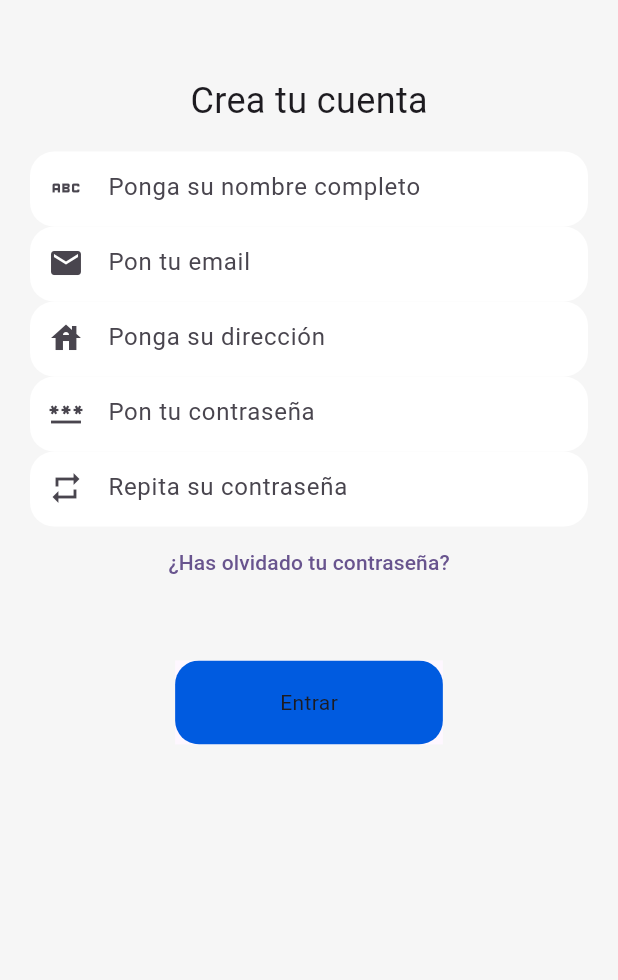
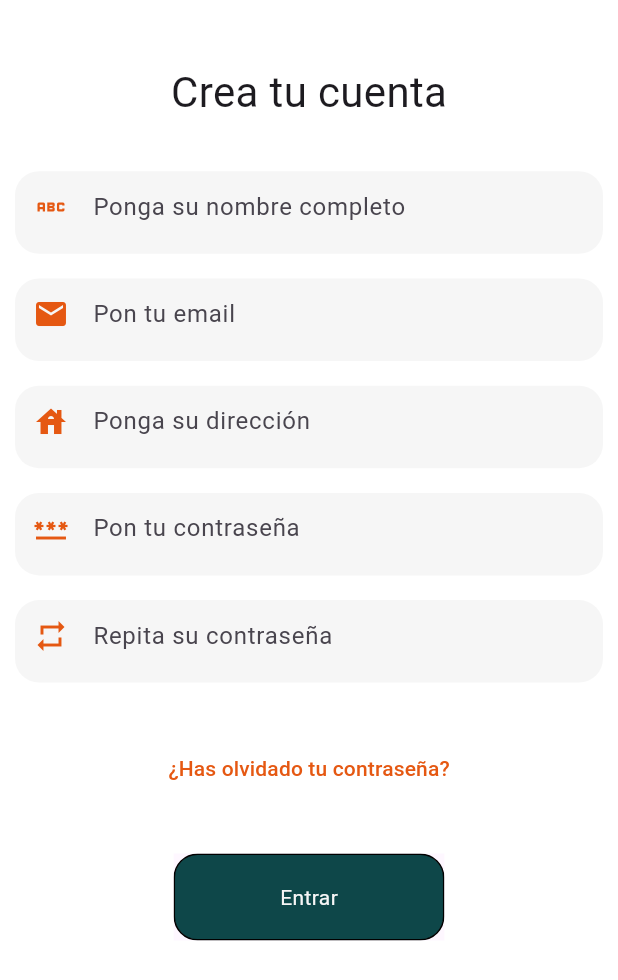
Before and after one commit to vstrom650xt/ecommerceFlutter, a Flutter app: the screen it shows after launch, on a phone screen of 412 x 824 dp. Shown: the top 980 px of the screen. Run offline on Flutter 3.47's test engine with Material 3 defaults, Android fonts, the phone set to English and light mode, and no system bars; our stand-ins replace animated_text_kit, getwidget, go_router; generated files the repository leaves out were written again; Roboto replaces fonts that are missing (Sans Serif).

Commit message:
sign in faltan alerts y limpiar inputs

```diff
--- a/lib/constant/AppColors.dart
+++ b/lib/constant/AppColors.dart
@@ -1,10 +1,14 @@
 import 'package:flutter/material.dart';
 
 class AppColors {
-  static const Color backColor = Color(0xffF6F6F6);
-  static const Color mainBlueColor = Color(0xff005BE0);
-  static const Color blueDarkColor = Color(0xff252B5C);
-  static const Color textColor = Color(0xff53587A);
-  static const Color greyColor = Color(0xffAAAAAA);
-  static const Color whiteColor = Color(0xffFFFFFF);
+  static const Color WHITE = Color(0xffF6F6F6);
+  static const Color DARKGREEN = Color(0xff002626);
+  static const Color MIDNIGHTGREEN = Color(0xff0E4749);
+  static const Color YELLOWGREEN = Color(0xff95C623);
+  static const Color PERSIMON = Color(0xffE55812);
+  static const Color ALABASTER = Color(0xffedddc2);
+
+
+
+
 }
--- a/lib/responsive/dimension.dart
+++ /dev/null
@@ -1,2 +0,0 @@
-const mobileWidth = 600;
-const desktopWidth = 1000;
--- a/lib/screens/sigin/SignIn.dart
+++ b/lib/screens/sigin/SignIn.dart
@@ -1,98 +1,127 @@
 import 'package:flutter/material.dart';
+import 'package:flutter_gen/gen_l10n/app_localizations.dart';
+import 'package:ecommerce/constant/AppColors.dart';
 import 'package:ecommerce/responsive/ResponsiveWidget.dart';
-import 'package:flutter_gen/gen_l10n/app_localizations.dart';
 import 'package:ecommerce/screens/sigin/SignInWidgets.dart';
-import '../../constant/AppColors.dart';
 
 class SignIn extends StatelessWidget {
   const SignIn({Key? key}) : super(key: key);
 
   @override
   Widget build(BuildContext context) {
-    final double height = MediaQuery.of(context).size.height;
-    final double width = MediaQuery.of(context).size.width;
+    final double height = MediaQuery
+        .of(context)
+        .size
+        .height;
     final TextEditingController _nameController = TextEditingController();
     final TextEditingController _emailController = TextEditingController();
     final TextEditingController _addressController = TextEditingController();
     final TextEditingController _passwordController = TextEditingController();
-    final TextEditingController _repeatPasswordController = TextEditingController();
+    final TextEditingController _repeatPasswordController =
+    TextEditingController();
 
-     var list = [_nameController, _emailController , _addressController,_passwordController,_repeatPasswordController];
-
+    var list = [
+      _nameController,
+      _emailController,
+      _addressController,
+      _passwordController,
+      _repeatPasswordController
+    ];
 
     final SignInWidgets signInWidgets = SignInWidgets();
 
     return Scaffold(
       backgroundColor: Colors.white,
-      body: SizedBox(
-        height: height,
-        width: width,
-        child: Row(
+      body: ResponsiveWidget(
+        largeScreen: Row(
           crossAxisAlignment: CrossAxisAlignment.start,
-          mainAxisAlignment: MainAxisAlignment.start,
           children: [
-            ResponsiveWidget.isSmallScreen(context)
-                ? const SizedBox()
-                : Expanded(
+            Expanded(
               child: Container(
-                        color: Colors.blue,
-                        child: signInWidgets.buildCircleImage(context)),
+                color: AppColors.MIDNIGHTGREEN,
+                child: signInWidgets.buildCircleImage(context),
+              ),
             ),
             Expanded(
               flex: 2,
               child: Container(
-                height: height,
-                color: AppColors.backColor,
-                child: Container(
+                color: AppColors.WHITE,
                 padding:
                 const EdgeInsets.symmetric(horizontal: 20, vertical: 30),
+                child: _buildSignInForm(context, height, list, signInWidgets),
+              ),
+            ),
+          ],
+        ),
+        mediumScreen: _buildSignInForm(context, height, list, signInWidgets),
+        smallScreen: _buildSignInForm(context, height, list, signInWidgets),
+      ),
+    );
+  }
+
+  Widget _buildSignInForm(BuildContext context, double height,
+      List<TextEditingController> list, SignInWidgets signInWidgets) {
+    final TextEditingController _nameController = TextEditingController();
+    final TextEditingController _emailController = TextEditingController();
+    final TextEditingController _addressController = TextEditingController();
+    final TextEditingController _passwordController = TextEditingController();
+    final TextEditingController _repeatPasswordController =
+    TextEditingController();
+    return Expanded(
+      child: Padding(
+        padding: const EdgeInsets.only(right: 10, left: 10),
+        child: SizedBox(
+          height: height,
+          child: SingleChildScrollView(
             child: Column(
               crossAxisAlignment: CrossAxisAlignment.start,
               children: [
-                      SizedBox(height: height * 0.025),
+                SizedBox(height: height * 0.05),
                 signInWidgets.buildTitle(context),
-                      SizedBox(height: height * 0.02),
+                SizedBox(height: height * 0.04),
                 signInWidgets.buildField(
                     context,
                     AppLocalizations.of(context)!.putName,
                     Icons.abc,
                     false,
                     _nameController),
+                SizedBox(height: height * 0.02),
                 signInWidgets.buildField(
                     context,
                     AppLocalizations.of(context)!.enterEmail,
                     Icons.email,
                     false,
                     _emailController),
+                SizedBox(height: height * 0.02),
                 signInWidgets.buildField(
                     context,
                     AppLocalizations.of(context)!.putAddress,
                     Icons.house,
                     false,
                     _addressController),
+                SizedBox(height: height * 0.02),
                 signInWidgets.buildField(
                     context,
                     AppLocalizations.of(context)!.enterPassword,
                     Icons.password,
                     false,
                     _passwordController),
+                SizedBox(height: height * 0.02),
                 signInWidgets.buildField(
                     context,
                     AppLocalizations.of(context)!.repeatPassword,
                     Icons.repeat,
                     false,
                     _repeatPasswordController),
+                SizedBox(height: height * 0.04),
                 signInWidgets.buildForgotPasswordButton(context),
-                      SizedBox(height: height * 0.05),
-                      signInWidgets.buildSignInButton(context,list),
+                SizedBox(height: height * 0.04),
+                signInWidgets.buildSignInButton(context, list),
               ],
             ),
           ),
         ),
       ),
-          ],
-        ),
-      ),
     );
   }
 }
--- a/lib/screens/sigin/SignInWidgets.dart
+++ b/lib/screens/sigin/SignInWidgets.dart
@@ -1,5 +1,6 @@
 import 'package:ecommerce/apicalls/ApiUser.dart';
 import 'package:ecommerce/constant/baseurls.dart';
+import 'package:ecommerce/shared/CustomAlert.dart';
 import 'package:flutter/material.dart';
 import 'package:flutter_gen/gen_l10n/app_localizations.dart';
 import 'package:getwidget/getwidget.dart';
@@ -11,7 +12,8 @@ class SignInWidgets {
       child: Text(
         AppLocalizations.of(context)!.createAccount,
         style: const TextStyle(
-          fontSize: 24,
+          fontSize: 28,
+          fontFamily: 'Sans Serif',
         ),
       ),
     );
@@ -23,20 +25,25 @@ class SignInWidgets {
 
     return Center(
       child: Container(
-        height: 50.0,
+        height: 55.0,
         width: width,
         decoration: BoxDecoration(
           borderRadius: BorderRadius.circular(16.0),
-          color: AppColors.whiteColor,
+          color: AppColors.WHITE,
+          // border: Border.all(color: AppColors.PERSIMON)
         ),
         child: TextFormField(
           controller: controller,
           obscureText: obscureText,
           decoration: InputDecoration(
             border: InputBorder.none,
-            prefixIcon: Icon(iconData),
+            prefixIcon: Icon(
+              iconData,
+              color: AppColors.PERSIMON,
+            ),
             contentPadding: const EdgeInsets.only(top: 12.0),
             hintText: text,
+
           ),
           onChanged: (value) {},
         ),
@@ -49,30 +56,45 @@ class SignInWidgets {
       alignment: Alignment.center,
       child: TextButton(
         onPressed: () {},
-        child: Text(AppLocalizations.of(context)!.forgotPassword),
+        child: Text(AppLocalizations.of(context)!.forgotPassword,
+        style: TextStyle(
+          color: AppColors.PERSIMON
+        ),
+        ),
       ),
     );
   }
 
   Widget buildSignInButton(BuildContext context,
       List<TextEditingController> listTextEditingController) {
+    CustomAlert customAlert = CustomAlert();
     return Center(
       child: Material(
         child: InkWell(
-          onTap: () {
-
+          onTap: () async {
             ApiUser apiUser = ApiUser();
-            apiUser.saveUser(listTextEditingController);
+            bool saved = await apiUser.saveUser(listTextEditingController);
+            if (saved) {
+              // Los datos se guardaron con éxito, ahora puedes limpiar los controladores
+              for (var controller in listTextEditingController) {
+                controller.clear();
+              }
+            } else {
+              // Hubo un error al guardar los datos, puedes mostrar un mensaje de error si lo deseas
+            }
           },
           borderRadius: BorderRadius.circular(16.0),
           child: Ink(
             padding:
                 const EdgeInsets.symmetric(horizontal: 70.0, vertical: 18.0),
             decoration: BoxDecoration(
-              borderRadius: BorderRadius.circular(16.0),
-              color: AppColors.mainBlueColor,
+                borderRadius: BorderRadius.circular(16.0),
+                color: AppColors.MIDNIGHTGREEN,
+                border: Border.all()),
+            child: Text(
+              AppLocalizations.of(context)!.enter,
+              style: TextStyle(color: AppColors.WHITE),
             ),
-            child: Text(AppLocalizations.of(context)!.enter),
           ),
         ),
       ),
@@ -82,11 +104,10 @@ class SignInWidgets {
   Widget buildCircleImage(BuildContext context) {
     return const Center(
         child: GFImageOverlay(
-      height: 200,
-      width: 200,
+      height: 250,
+      width: 250,
       shape: BoxShape.circle,
-      image: NetworkImage(
-          '${BaseUrls.IMGURLS}productos/teclado/1132-razer-blackwidow-v3-tenkeyless-teclado-gaming-retroiluminado-yellow-switch.webp'),
+      image: NetworkImage('${BaseUrls.IMGURLS}corporativa/logoBackground.png'),
       boxFit: BoxFit.cover,
     ));
   }
```
Also changed, not shown: lib/apicalls/ApiUser.dart (+14 -14 lines), lib/responsive/desktop_body.dart (deleted, +0 -13 lines), lib/responsive/mobile_body.dart (deleted, +0 -10 lines), lib/responsive/responsive_layout.dart (deleted, +0 -26 lines), lib/screens/login/Login.dart (+29 -64 lines). Lines whose indentation alone changed are shown as unchanged.
